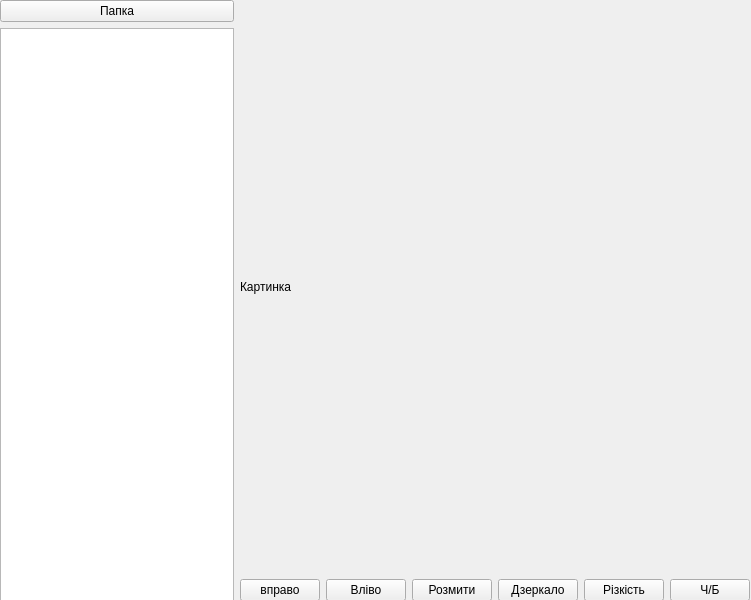
First picture: the form in easy_editor_layout.ui, repository Drag0nXLR/easy_editor, before the edit.
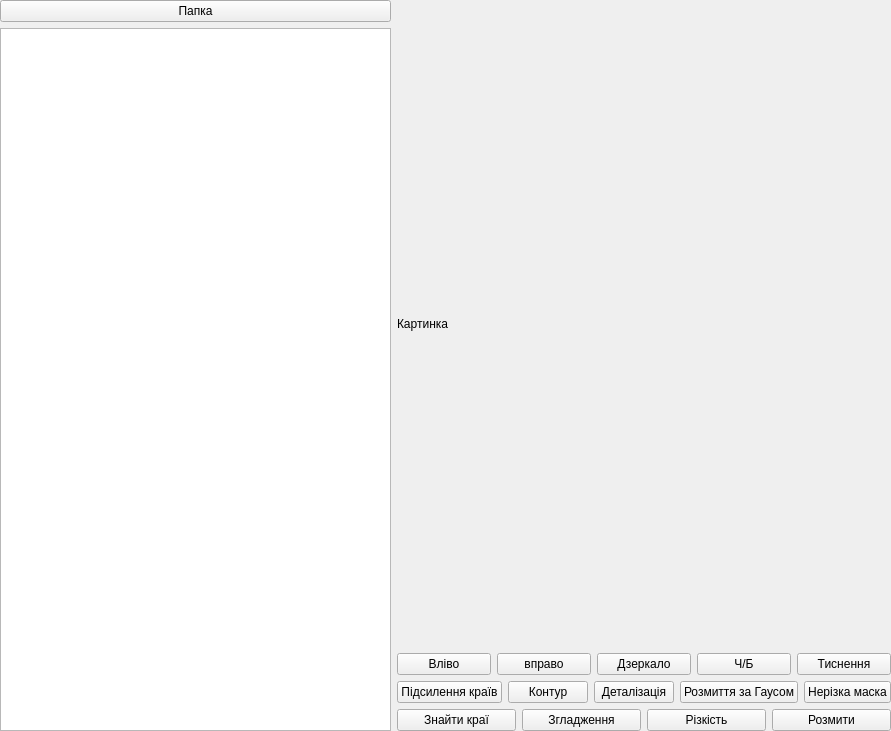
Second picture: the form after the edit.

Commit message: Added a lot of new buttons to edit well

Patch:
```diff
--- a/easy_editor_layout.ui
+++ b/easy_editor_layout.ui
@@ -6,8 +6,8 @@
    <rect>
     <x>0</x>
     <y>0</y>
-    <width>751</width>
-    <height>600</height>
+    <width>891</width>
+    <height>731</height>
    </rect>
   </property>
   <property name="windowTitle">
@@ -19,8 +19,8 @@
      <rect>
       <x>0</x>
       <y>0</y>
-      <width>750</width>
-      <height>601</height>
+      <width>891</width>
+      <height>731</height>
      </rect>
     </property>
     <layout class="QHBoxLayout" name="main_layout">
@@ -51,14 +51,9 @@
         </widget>
        </item>
        <item>
-        <layout class="QHBoxLayout" name="buttons_layout">
-         <item>
-          <widget class="QPushButton" name="right">
-           <property name="text">
-            <string>вправо</string>
-           </property>
-          </widget>
-         </item>
+        <layout class="QGridLayout" name="gridLayout">
+         <item row="2" column="0">
+          <layout class="QHBoxLayout" name="buttons_layout1">
          <item>
           <widget class="QPushButton" name="left">
            <property name="text">
@@ -67,9 +62,9 @@
           </widget>
          </item>
          <item>
-          <widget class="QPushButton" name="blur">
+            <widget class="QPushButton" name="right">
            <property name="text">
-            <string>Розмити</string>
+              <string>вправо</string>
            </property>
           </widget>
          </item>
@@ -80,19 +75,92 @@
            </property>
           </widget>
          </item>
-         <item>
-          <widget class="QPushButton" name="rizkist">
-           <property name="text">
-            <string>Різкість</string>
-           </property>
-          </widget>
-         </item>
          <item>
           <widget class="QPushButton" name="black_white">
            <property name="text">
             <string>Ч/Б</string>
            </property>
           </widget>
+           </item>
+           <item>
+            <widget class="QPushButton" name="pushButton_2">
+             <property name="text">
+              <string>Тиснення</string>
+             </property>
+            </widget>
+           </item>
+          </layout>
+         </item>
+         <item row="4" column="0">
+          <layout class="QHBoxLayout" name="horizontalLayout_2">
+           <item>
+            <widget class="QPushButton" name="find_edges">
+             <property name="text">
+              <string>Знайти краї</string>
+             </property>
+            </widget>
+           </item>
+           <item>
+            <widget class="QPushButton" name="smooth">
+             <property name="text">
+              <string>Згладження</string>
+             </property>
+            </widget>
+           </item>
+           <item>
+            <widget class="QPushButton" name="rizkist">
+             <property name="text">
+              <string>Різкість</string>
+             </property>
+            </widget>
+           </item>
+           <item>
+            <widget class="QPushButton" name="blur">
+             <property name="text">
+              <string>Розмити</string>
+             </property>
+            </widget>
+           </item>
+          </layout>
+         </item>
+         <item row="3" column="0">
+          <layout class="QHBoxLayout" name="button_layout2">
+           <item>
+            <widget class="QPushButton" name="edge_enhance">
+             <property name="text">
+              <string>Підсилення країв</string>
+             </property>
+            </widget>
+           </item>
+           <item>
+            <widget class="QPushButton" name="contour">
+             <property name="text">
+              <string>Контур</string>
+             </property>
+            </widget>
+           </item>
+           <item>
+            <widget class="QPushButton" name="detail">
+             <property name="text">
+              <string>Деталізація</string>
+             </property>
+            </widget>
+           </item>
+           <item>
+            <widget class="QPushButton" name="gaussianBlur">
+             <property name="text">
+              <string>Розмиття за Гаусом</string>
+             </property>
+            </widget>
+           </item>
+           <item>
+            <widget class="QPushButton" name="unsharp">
+             <property name="text">
+              <string>Нерізка маска</string>
+             </property>
+            </widget>
+           </item>
+          </layout>
          </item>
         </layout>
        </item>
```
Lines whose indentation alone changed are shown as unchanged. The commit also changes 6 other files.
